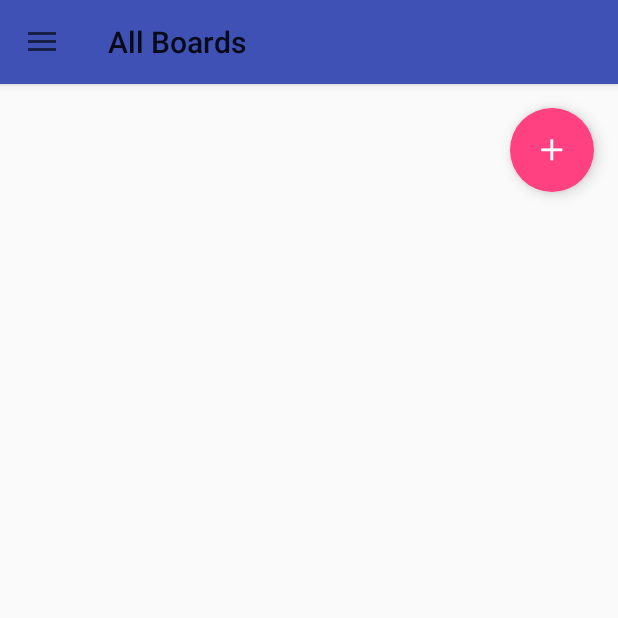
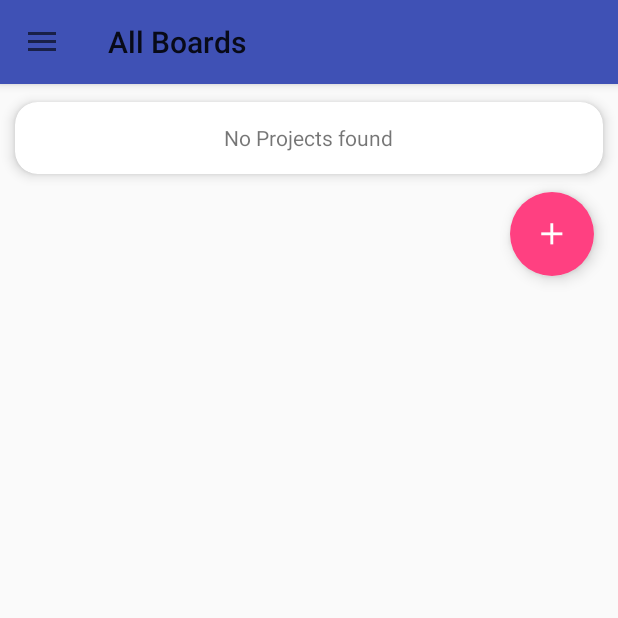
Before and after one commit to Macro303/Project_Fury, an Android app: the AllBoardsView screen opened directly, with no data from a screen before it, on a phone screen of 412 x 824 dp, the top half of it. Run offline under Robolectric (Android 15) with nearby library versions, the light colour scheme and no system bars.

Commit message:
FURY#022
Added no projects message to all boards

```diff
--- a/app/src/main/java/tobedevelopers/project_fury/all_boards/implementation/AllBoardsHolder.java
+++ b/app/src/main/java/tobedevelopers/project_fury/all_boards/implementation/AllBoardsHolder.java
@@ -1,8 +1,11 @@
 package tobedevelopers.project_fury.all_boards.implementation;
 
+import android.support.v7.widget.CardView;
 import android.support.v7.widget.RecyclerView;
 import android.view.View;
 import android.widget.Button;
+import android.widget.ImageView;
+import android.widget.TextView;
 
 import tobedevelopers.project_fury.R;
 
@@ -12,12 +15,16 @@ import tobedevelopers.project_fury.R;
 public class AllBoardsHolder extends RecyclerView.ViewHolder{
 
 	//UI References
-	public Button mProjectBoardButton;
+	public ImageView mProjectBoardImageView;
 	public Button mProjectInfoButton;
+	public TextView mNoProjectTextView;
+	public CardView mCardView;
 
 	public AllBoardsHolder( View view ){
 		super( view );
-		mProjectBoardButton = ( Button ) view.findViewById( R.id.allBoardsActivity_projectBoardButton );
+		mProjectBoardImageView = ( ImageView ) view.findViewById( R.id.allBoardsActivity_projectBoardImageView );
 		mProjectInfoButton = ( Button ) view.findViewById( R.id.allBoardsActivity_projectInfoButton );
+		mNoProjectTextView = ( TextView ) view.findViewById( R.id.allBoardsActivity_noTaskTextView );
+		mCardView = ( CardView ) view.findViewById( R.id.allBoardsFragment_cardView );
 	}
 }
--- a/app/src/main/java/tobedevelopers/project_fury/all_boards/implementation/AllBoardsRecyclerAdapter.java
+++ b/app/src/main/java/tobedevelopers/project_fury/all_boards/implementation/AllBoardsRecyclerAdapter.java
@@ -41,8 +41,13 @@ public class AllBoardsRecyclerAdapter extends RecyclerView.Adapter< AllBoardsHol
 
 		final AllBoardsContract.Navigation navigation = navigationWeakReference.get();
 
+		if( projects != null && projects.length != 0 ){
+			holder.mNoProjectTextView.setVisibility( View.GONE );
+			holder.mProjectBoardImageView.setVisibility( View.VISIBLE );
+			holder.mProjectInfoButton.setVisibility( View.VISIBLE );
+
 			holder.mProjectInfoButton.setText( projects[ position ].getName() );
-		holder.mProjectBoardButton.setOnClickListener( new View.OnClickListener(){
+			holder.mCardView.setOnClickListener( new View.OnClickListener(){
 				@Override
 				public void onClick( View view ){
 					Model.setSelectedProject( projects[ position ] );
@@ -56,11 +61,16 @@ public class AllBoardsRecyclerAdapter extends RecyclerView.Adapter< AllBoardsHol
 					navigation.navigateToProjectInfo();
 				}
 			} );
+		}else{
+			holder.mNoProjectTextView.setVisibility( View.VISIBLE );
+			holder.mProjectInfoButton.setVisibility( View.INVISIBLE );
+			holder.mProjectBoardImageView.setVisibility( View.INVISIBLE );
+		}
 	}
 
 	@Override
 	public int getItemCount(){
-		return projects != null ? projects.length : 0;
+		return projects != null && projects.length != 0 ? projects.length : 1;
 	}
 
 
--- a/app/src/main/res/layout/card_all_boards.xml
+++ b/app/src/main/res/layout/card_all_boards.xml
@@ -2,14 +2,14 @@
 <android.support.v7.widget.CardView
 	xmlns:android="http://schemas.android.com/apk/res/android"
 	xmlns:card_view="http://schemas.android.com/apk/res-auto"
-	android:id="@+id/backlogFragment_cardView"
+	android:id="@+id/allBoardsFragment_cardView"
 	android:layout_width="match_parent"
 	android:layout_height="wrap_content"
 	card_view:cardCornerRadius="15dp"
 	card_view:cardElevation="5dp"
 	card_view:cardUseCompatPadding="true">
 
-	<LinearLayout
+	<RelativeLayout
 		android:layout_width="match_parent"
 		android:layout_height="wrap_content">
 
@@ -18,25 +18,32 @@
 			style="?android:attr/borderlessButtonStyle"
 			android:layout_width="wrap_content"
 			android:layout_height="wrap_content"
-			android:layout_weight="1"
+			android:layout_alignParentStart="true"
+			android:layout_centerInParent="true"
+			android:layout_marginStart="20dp"
 			android:maxLines="1"
-			android:text="@string/button_projectInfo"/>
+			android:text="@string/button_projectInfo"
+			android:textStyle="bold"/>
 
-		<Space
-			android:layout_width="0dp"
-			android:layout_height="wrap_content"
-			android:layout_weight="2"/>
-
-		<Button
-			android:id="@+id/allBoardsActivity_projectBoardButton"
-			style="?android:attr/borderlessButtonStyle"
+		<TextView
+			android:id="@+id/allBoardsActivity_noTaskTextView"
 			android:layout_width="wrap_content"
 			android:layout_height="wrap_content"
-			android:layout_weight="1"
-			android:drawableRight="@drawable/ic_forward_black_36dp"
+			android:layout_centerInParent="true"
+			android:text="@string/textView_noProjectsFound"
+			android:visibility="gone"/>
+
+		<ImageView
+			android:id="@+id/allBoardsActivity_projectBoardImageView"
+			android:layout_width="wrap_content"
+			android:layout_height="wrap_content"
+			android:layout_alignParentEnd="true"
+			android:layout_centerInParent="true"
+			android:layout_marginEnd="20dp"
 			android:maxLines="1"
+			android:src="@drawable/ic_forward_black_36dp"
 			/>
 
-	</LinearLayout>
+	</RelativeLayout>
 
 </android.support.v7.widget.CardView>
--- a/app/src/main/res/layout/card_project_board.xml
+++ b/app/src/main/res/layout/card_project_board.xml
@@ -43,7 +43,7 @@
 			android:layout_height="wrap_content"
 			android:layout_centerInParent="true"
 			android:text="@string/textView_noTasksFound"
-			android:visibility="invisible"/>
+			android:visibility="gone"/>
 
 
 		<TextView
--- a/app/src/main/res/values/strings.xml
+++ b/app/src/main/res/values/strings.xml
@@ -65,6 +65,7 @@
 	<string name="textView_assignee">Assignee</string>
 	<string name="textView_noTasksFound">No Tasks found</string>
 	<string name="textView_addColumnHeader">Column Name:</string>
+	<string name="textView_noProjectsFound">No Projects found</string>
 
 	<!-- Hints -->
 	<string name="hint_username">Username</string>
```
Lines whose indentation alone changed are shown as unchanged.
